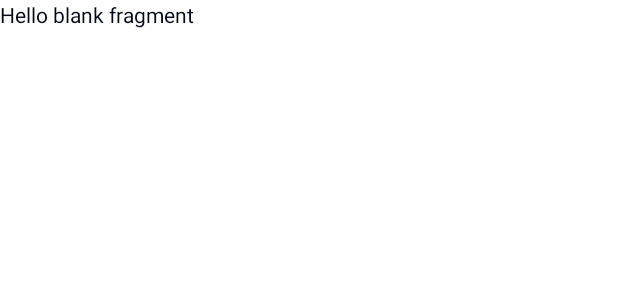
After one commit to ICARUS-Coding-Club/Recycle-App, an Android app: the layout fragment_recycling_process.xml on its own in the app's theme, with its tools: preview values and no code run, on a phone screen of 412 x 824 dp. The commit adds this screen. Shown: the top 300 px of the screen. Run offline under Robolectric (Android 15) with nearby library versions, the phone set to English and light mode, and no system bars.

Commit message:
ui 및 라이센스 추가

```diff
--- a/app/src/main/java/com/icarus/recycle_app/ui/setting/LicenseObject.kt
+++ b/app/src/main/java/com/icarus/recycle_app/ui/setting/LicenseObject.kt
@@ -523,6 +523,7 @@
                 "receive copies from any such party to do so, with the only requirement being\n" +
                 "that this copyright notice remain intact.")
 
+        addItem("Splash and ETC Images", "Freepik, macrovector, vector4stock, stroyset, rawpixel, redgreystock, rawpixel.com")
     }
 
     private fun addItem(title: String, item: String) {
--- /dev/null
+++ b/app/src/main/res/layout/fragment_recycling_process.xml
@@ -0,0 +1,14 @@
+<?xml version="1.0" encoding="utf-8"?>
+<FrameLayout xmlns:android="http://schemas.android.com/apk/res/android"
+    xmlns:tools="http://schemas.android.com/tools"
+    android:layout_width="match_parent"
+    android:layout_height="match_parent"
+    tools:context=".ui.info.content.recycling.RecyclingProcessFragment">
+
+    <!-- TODO: Update blank fragment layout -->
+    <TextView
+        android:layout_width="match_parent"
+        android:layout_height="match_parent"
+        android:text="@string/hello_blank_fragment" />
+
+</FrameLayout>
```
Also changed, not shown: app/src/main/java/com/icarus/recycle_app/ui/info/content/recycling/RecyclingProcessFragment.kt (added, +60 -0 lines), app/src/main/java/com/icarus/recycle_app/ui/info/placeholder/PlaceholderContent.kt (+16 -0 lines), app/src/main/res/drawable/app_mark_test.png (added), app/src/main/res/drawable/info_4.jpg (added), app/src/main/res/drawable/info_5.jpg (added), app/src/main/res/drawable/info_5_2.jpg (added).
